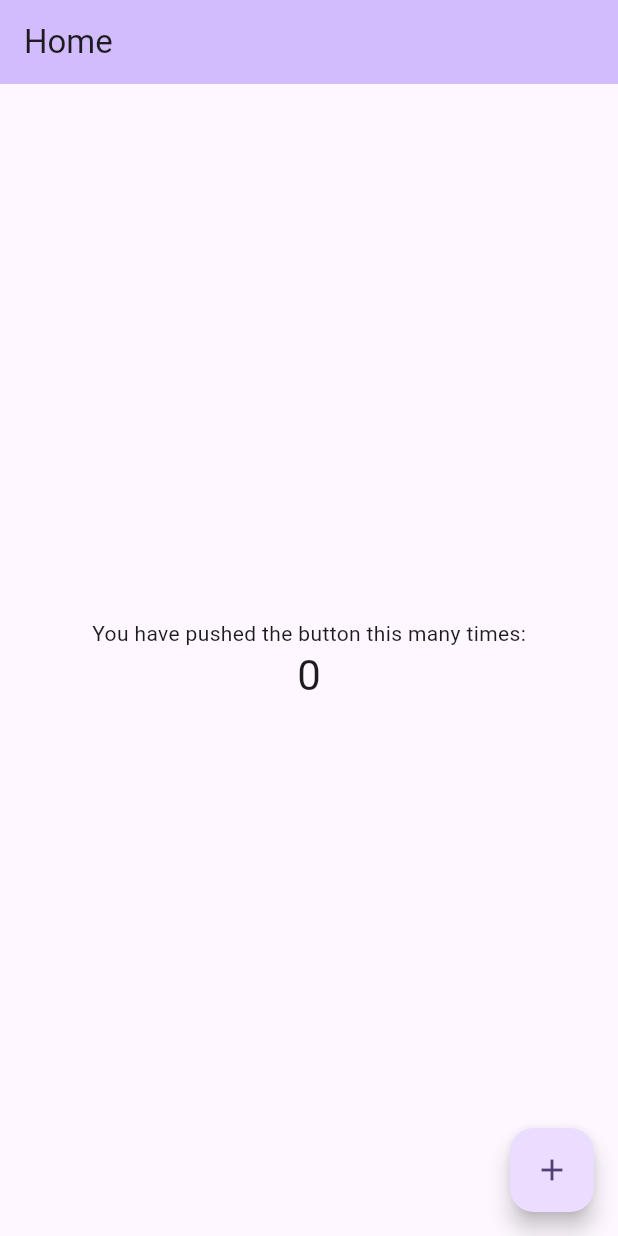
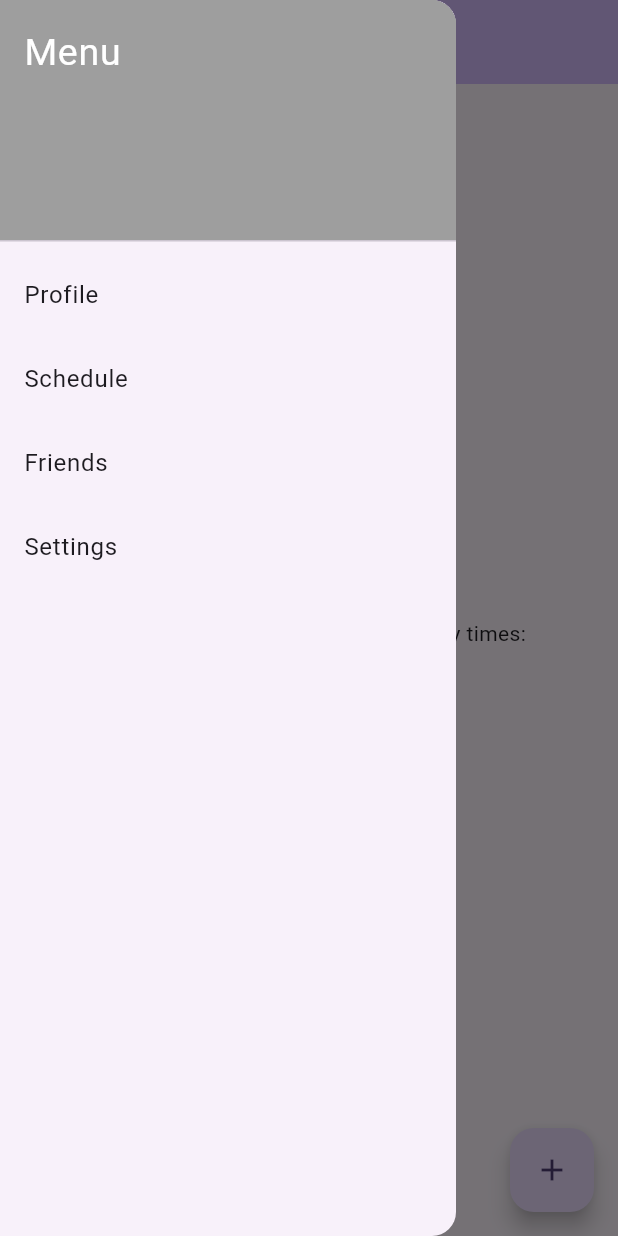
Before and after one commit to awroda596/Friend-Me, a Flutter app: the screen it shows after launch, with the side drawer open (before the commit the screen has no drawer), on a phone screen of 412 x 824 dp. Run offline on Flutter 3.47's test engine with Material 3 defaults, Android fonts, the phone set to English and light mode, and no system bars.

```diff
--- a/friend_me/lib/main.dart
+++ b/friend_me/lib/main.dart
@@ -1,4 +1,5 @@
 import 'package:flutter/material.dart';
+import 'package:friend_me/widgets/NavBar.dart';
 
 void main() {
   runApp(const MyApp());
@@ -77,6 +78,7 @@ class _MyHomePageState extends State<MyHomePage> {
     // fast, so that you can just rebuild anything that needs updating rather
     // than having to individually change instances of widgets.
     return Scaffold(
+      drawer: const NavBar(),
       appBar: AppBar(
         // TRY THIS: Try changing the color here to a specific color (to
         // Colors.amber, perhaps?) and trigger a hot reload to see the AppBar
--- /dev/null
+++ b/friend_me/lib/widgets/NavBar.dart
@@ -0,0 +1,39 @@
+import 'package:flutter/material.dart';
+
+// Class for the nav bar
+class NavBar extends StatelessWidget{
+    const NavBar({super.key});
+    @override
+    Widget build(BuildContext context){ // builds the widget
+        return Drawer( // drawer
+            child:ListView( // list view of the sidbar
+                padding: EdgeInsets.zero, // padding
+                children: <Widget> [ // children with takes all items on nav bar
+                   const DrawerHeader(  // drawer header
+                        decoration: BoxDecoration( // decoration
+                        color: Colors.grey), // makes color of decoration box grey
+                         child: Text(  // child of decoration with text
+                            'Menu', // menu string
+                            style: TextStyle(color:Colors.white,fontSize:25), // styles the text given color and fontsize
+                        ),
+                    ),
+                    ListTile( // list tile
+                        title: const Text('Profile'), // text of title of item on nav bar
+                        onTap: () => {Navigator.of(context).pop()},  // on tap, use navigation pop // nothing for now
+                    ),
+                       ListTile(
+                        title: const Text('Schedule'), // text of title of item on nav bar
+                        onTap: () => {Navigator.of(context).pop()}, // on tap, use navigation pop // nothing for now
+                    ),
+                    ListTile(
+                        title: const Text('Friends'), // text of title of item on nav bar
+                        onTap: () => {Navigator.of(context).pop()}, // on tap, use navigation pop // nothing for now
+                    ),
+                       ListTile(
+                        title: const Text('Settings'), // text of title of item on nav bar
+                        onTap: () => {Navigator.of(context).pop()}, // on tap, use navigation pop // nothing for now
+                    ),
+            ]
+        ));
+    }
+}
```
